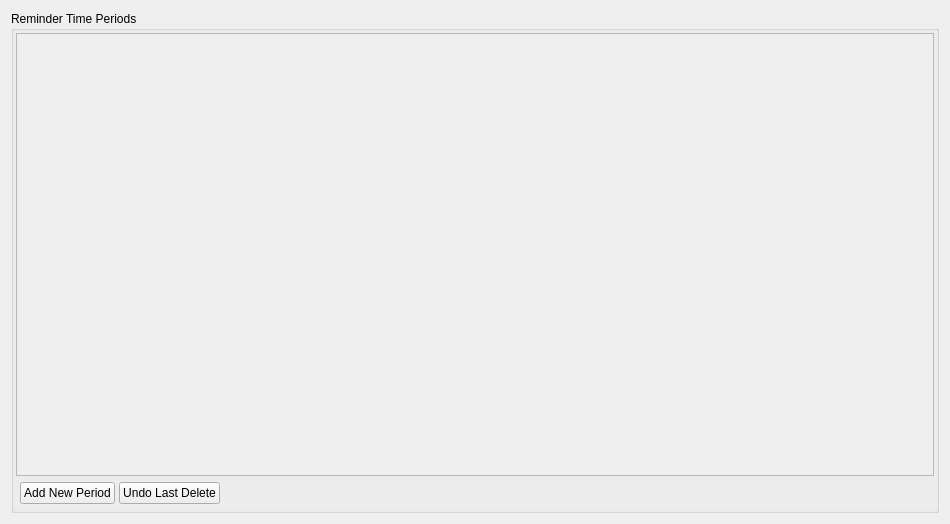
First picture: the form in ui/designs/task_settings_widget.ui, repository Jacfogel/MHM, before the edit.
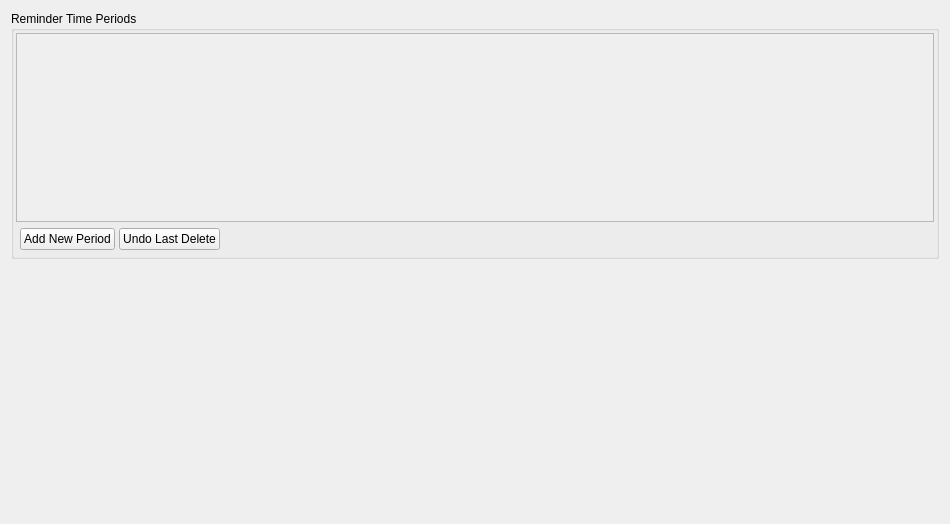
Second picture: the form after the edit.

Patch:
```diff
--- a/ui/designs/task_settings_widget.ui
+++ b/ui/designs/task_settings_widget.ui
@@ -131,6 +131,33 @@
      </layout>
     </widget>
    </item>
+   <item>
+    <widget class="QWidget" name="widget_tag_management_placeholder" native="true">
+     <property name="sizePolicy">
+      <sizepolicy hsizetype="Preferred" vsizetype="Expanding">
+       <horstretch>0</horstretch>
+       <verstretch>0</verstretch>
+      </sizepolicy>
+     </property>
+     <layout class="QVBoxLayout" name="verticalLayout_widget_tag_management_placeholder">
+      <property name="spacing">
+       <number>4</number>
+      </property>
+      <property name="leftMargin">
+       <number>4</number>
+      </property>
+      <property name="topMargin">
+       <number>4</number>
+      </property>
+      <property name="rightMargin">
+       <number>4</number>
+      </property>
+      <property name="bottomMargin">
+       <number>4</number>
+      </property>
+     </layout>
+    </widget>
+   </item>
   </layout>
  </widget>
  <resources/>
```
